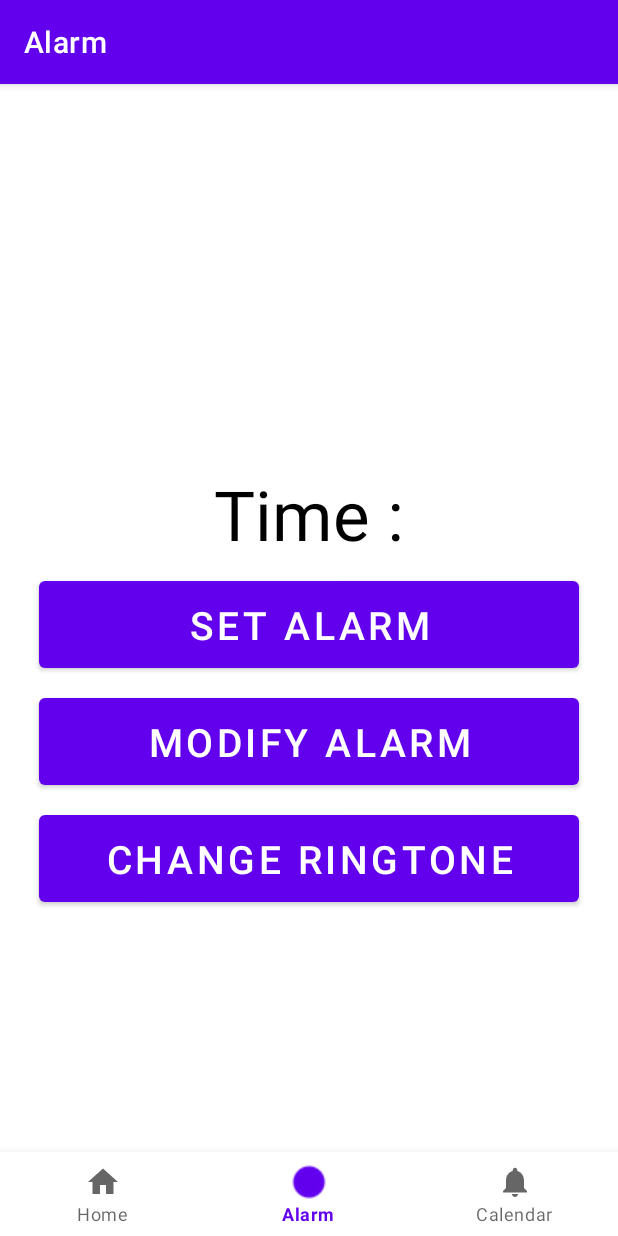
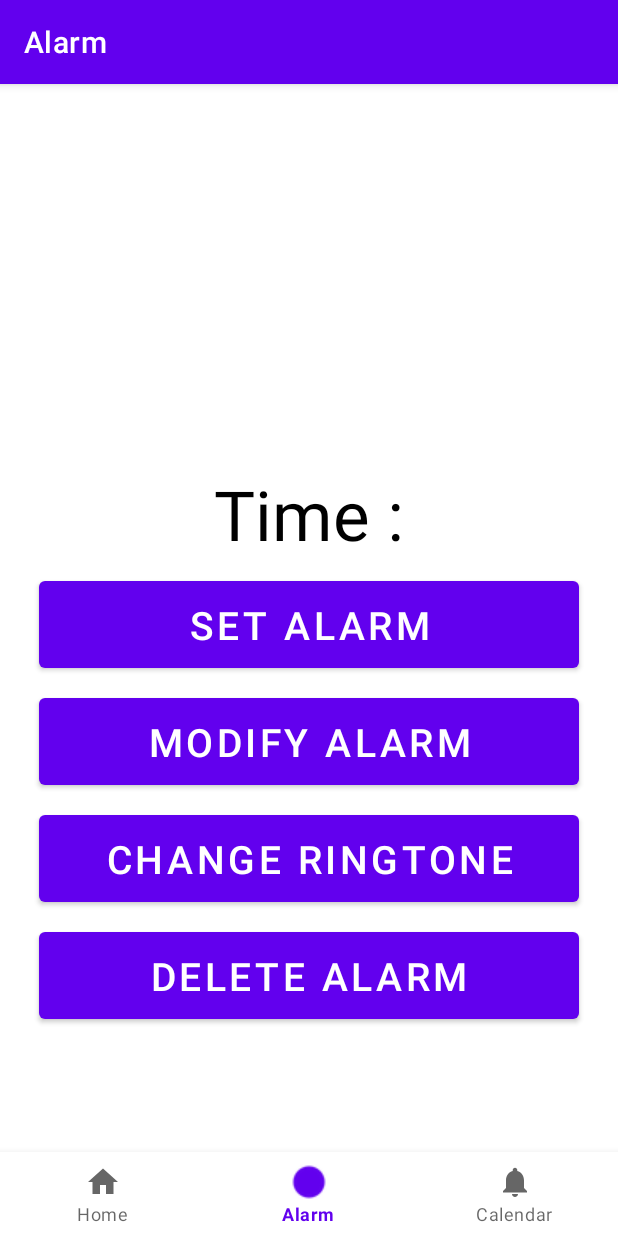
Before and after one commit to OOAD-APEX/CAP, an Android app: the AlarmFragment screen opened through its navigation route, on a phone screen of 412 x 824 dp. Run offline under Robolectric (Android 15) with nearby library versions, the phone set to English and light mode, and no system bars; our stand-ins replace navigation-ui.

Commit message:
feat(alarm): add delete alarm

```diff
--- a/app/src/main/java/com/example/cap/ui/alarm/AlarmFragment.kt
+++ b/app/src/main/java/com/example/cap/ui/alarm/AlarmFragment.kt
@@ -108,6 +108,11 @@ class AlarmFragment : Fragment() {
                 }
                 .show()
         }
+        val deleteAlarmButton = root.findViewById<Button>(R.id.deleteAlarmBtn)
+        deleteAlarmButton.setOnClickListener {
+            alarm.deleteAlarm(requireContext())
+            tvTime.text = "00:00"
+        }
         return root
     }
 
--- a/app/src/main/res/layout/fragment_dashboard.xml
+++ b/app/src/main/res/layout/fragment_dashboard.xml
@@ -43,6 +43,14 @@
             android:layout_marginHorizontal="26dp"
             android:text="Change Ringtone"
             android:textSize="26dp"/>
+    <Button
+            android:id="@+id/deleteAlarmBtn"
+            android:layout_width="match_parent"
+            android:layout_height="70dp"
+            android:layout_marginTop="8dp"
+            android:layout_marginHorizontal="26dp"
+            android:text="Delete Alarm"
+            android:textSize="26dp"/>
 
 
 </LinearLayout>
```
Also changed, not shown: app/src/main/java/com/example/cap/domain/Alarm.kt (+7 -0 lines).
